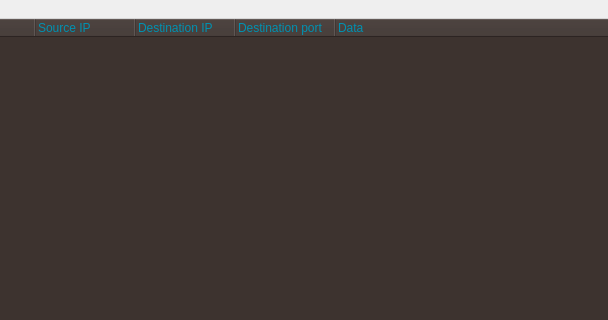
The window that mainwindow.ui (Cannabis2013/NetScanner) describes before a commit, drawn with Qt 5; both pictures show x 192 to 800 and y 0 to 320 of the 800 by 600 pixel window.
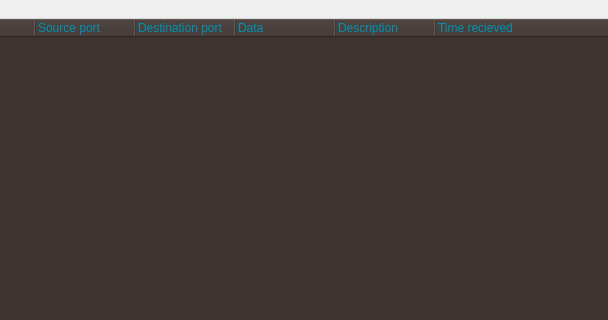
The same window after the commit.

Patch:
```diff
--- a/mainwindow.ui
+++ b/mainwindow.ui
@@ -197,12 +197,7 @@
         </column>
         <column>
          <property name="text">
-          <string>Source IP</string>
-         </property>
-        </column>
-        <column>
-         <property name="text">
-          <string>Destination IP</string>
+          <string>Source port</string>
          </property>
         </column>
         <column>
@@ -215,6 +210,16 @@
           <string>Data</string>
          </property>
         </column>
+        <column>
+         <property name="text">
+          <string>Description</string>
+         </property>
+        </column>
+        <column>
+         <property name="text">
+          <string>Time recieved</string>
+         </property>
+        </column>
        </widget>
       </item>
      </layout>
```
Left out of the diff: 23 changed lines with no effect on the pictures.
